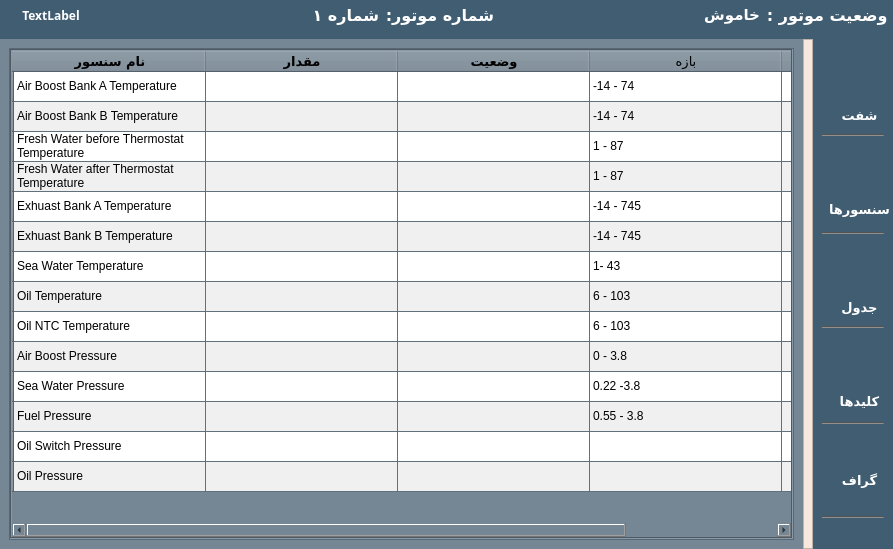
Qt form main.ui (AmirNikravan/Control-Monitor) before a commit.
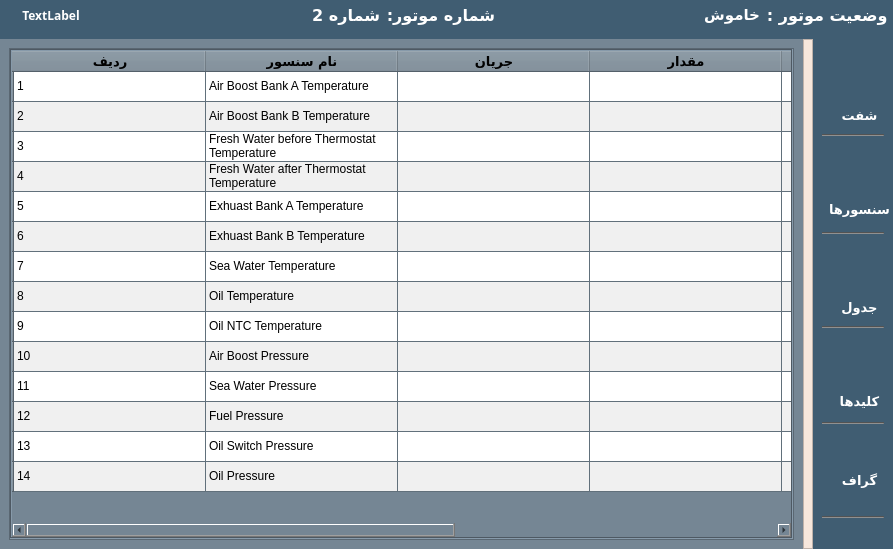
The same form after that commit. Icons and pictures are not drawn. Custom widgets are drawn as their Qt base class.

Diff of the .ui file:
```diff
--- a/main.ui
+++ b/main.ui
@@ -130,7 +130,7 @@
           <string notr="true">color: rgb(255, 255, 255);</string>
          </property>
          <property name="text">
-          <string>شماره ۱</string>
+          <string>شماره 2</string>
          </property>
         </widget>
        </item>
@@ -1728,6 +1728,18 @@
                   <string/>
                  </property>
                 </row>
+                <column>
+                 <property name="text">
+                  <string>ردیف</string>
+                 </property>
+                 <property name="font">
+                  <font>
+                   <family>IRANSansXFaNum</family>
+                   <pointsize>10</pointsize>
+                   <bold>true</bold>
+                  </font>
+                 </property>
+                </column>
                 <column>
                  <property name="text">
                   <string>نام سنسور</string>
@@ -1740,6 +1752,18 @@
                   </font>
                  </property>
                 </column>
+                <column>
+                 <property name="text">
+                  <string>جریان</string>
+                 </property>
+                 <property name="font">
+                  <font>
+                   <family>IRANSansXFaNum</family>
+                   <pointsize>10</pointsize>
+                   <bold>true</bold>
+                  </font>
+                 </property>
+                </column>
                 <column>
                  <property name="text">
                   <string>مقدار</string>
@@ -1789,29 +1813,34 @@
                 </column>
                 <item row="0" column="0">
                  <property name="text">
-                  <string>Air Boost Bank A Temperature</string>
+                  <string>1</string>
                  </property>
                 </item>
                 <item row="0" column="1">
                  <property name="text">
-                  <string/>
-                 </property>
-                </item>
-                <item row="0" column="2">
-                 <property name="text">
-                  <string/>
-                 </property>
-                 <property name="textAlignment">
-                  <set>AlignCenter</set>
+                  <string>Air Boost Bank A Temperature</string>
                  </property>
                 </item>
                 <item row="0" column="3">
                  <property name="text">
-                  <string>-14 - 74</string>
+                  <string/>
                  </property>
                 </item>
                 <item row="0" column="4">
                  <property name="text">
+                  <string/>
+                 </property>
+                 <property name="textAlignment">
+                  <set>AlignCenter</set>
+                 </property>
+                </item>
+                <item row="0" column="5">
+                 <property name="text">
+                  <string>-14 - 74</string>
+                 </property>
+                </item>
+                <item row="0" column="6">
+                 <property name="text">
                   <string>centigrade</string>
                  </property>
                  <property name="textAlignment">
@@ -1820,24 +1849,29 @@
                 </item>
                 <item row="1" column="0">
                  <property name="text">
+                  <string>2</string>
+                 </property>
+                </item>
+                <item row="1" column="1">
+                 <property name="text">
                   <string>Air Boost Bank B Temperature</string>
                  </property>
                 </item>
-                <item row="1" column="2">
-                 <property name="text">
-                  <string/>
-                 </property>
-                 <property name="textAlignment">
-                  <set>AlignCenter</set>
-                 </property>
-                </item>
-                <item row="1" column="3">
-                 <property name="text">
-                  <string>-14 - 74</string>
-                 </property>
-                </item>
                 <item row="1" column="4">
                  <property name="text">
+                  <string/>
+                 </property>
+                 <property name="textAlignment">
+                  <set>AlignCenter</set>
+                 </property>
+                </item>
+                <item row="1" column="5">
+                 <property name="text">
+                  <string>-14 - 74</string>
+                 </property>
+                </item>
+                <item row="1" column="6">
+                 <property name="text">
                   <string>centigrade</string>
                  </property>
                  <property name="textAlignment">
@@ -1846,24 +1880,29 @@
                 </item>
                 <item row="2" column="0">
                  <property name="text">
+                  <string>3</string>
+                 </property>
+                </item>
+                <item row="2" column="1">
+                 <property name="text">
                   <string>Fresh Water before Thermostat Temperature</string>
                  </property>
                 </item>
-                <item row="2" column="2">
-                 <property name="text">
-                  <string/>
-                 </property>
-                 <property name="textAlignment">
-                  <set>AlignCenter</set>
-                 </property>
-                </item>
-                <item row="2" column="3">
-                 <property name="text">
-                  <string>1 - 87</string>
-                 </property>
-                </item>
                 <item row="2" column="4">
                  <property name="text">
+                  <string/>
+                 </property>
+                 <property name="textAlignment">
+                  <set>AlignCenter</set>
+                 </property>
+                </item>
+                <item row="2" column="5">
+                 <property name="text">
+                  <string>1 - 87</string>
+                 </property>
+                </item>
+                <item row="2" column="6">
+                 <property name="text">
                   <string>centigrade</string>
                  </property>
                  <property name="textAlignment">
@@ -1872,24 +1911,29 @@
                 </item>
                 <item row="3" column="0">
                  <property name="text">
+                  <string>4</string>
+                 </property>
+                </item>
+                <item row="3" column="1">
+                 <property name="text">
                   <string>Fresh Water after Thermostat Temperature </string>
                  </property>
                 </item>
-                <item row="3" column="2">
-                 <property name="text">
-                  <string/>
-                 </property>
-                 <property name="textAlignment">
-                  <set>AlignCenter</set>
-                 </property>
-                </item>
-                <item row="3" column="3">
-                 <property name="text">
-                  <string>1 - 87</string>
-                 </property>
-                </item>
                 <item row="3" column="4">
                  <property name="text">
+                  <string/>
+                 </property>
+                 <property name="textAlignment">
+                  <set>AlignCenter</set>
+                 </property>
+                </item>
+                <item row="3" column="5">
+                 <property name="text">
+                  <string>1 - 87</string>
+                 </property>
+                </item>
+                <item row="3" column="6">
+                 <property name="text">
                   <string>centigrade</string>
                  </property>
                  <property name="textAlignment">
@@ -1898,24 +1942,29 @@
                 </item>
                 <item row="4" column="0">
                  <property name="text">
+                  <string>5</string>
+                 </property>
+                </item>
+                <item row="4" column="1">
+                 <property name="text">
                   <string>Exhuast Bank A Temperature</string>
                  </property>
                 </item>
-                <item row="4" column="2">
-                 <property name="text">
-                  <string/>
-                 </property>
-                 <property name="textAlignment">
-                  <set>AlignCenter</set>
-                 </property>
-                </item>
-                <item row="4" column="3">
-                 <property name="text">
-                  <string>-14 - 745</string>
-                 </property>
-                </item>
                 <item row="4" column="4">
                  <property name="text">
+                  <string/>
+                 </property>
+                 <property name="textAlignment">
+                  <set>AlignCenter</set>
+                 </property>
+                </item>
+                <item row="4" column="5">
+                 <property name="text">
+                  <string>-14 - 745</string>
+                 </property>
+                </item>
+                <item row="4" column="6">
+                 <property name="text">
                   <string>centigrade</string>
                  </property>
                  <property name="textAlignment">
@@ -1924,24 +1973,29 @@
                 </item>
                 <item row="5" column="0">
                  <property name="text">
+                  <string>6</string>
+                 </property>
+                </item>
+                <item row="5" column="1">
+                 <property name="text">
                   <string>Exhuast Bank B Temperature</string>
                  </property>
                 </item>
-                <item row="5" column="2">
-                 <property name="text">
-                  <string/>
-                 </property>
-                 <property name="textAlignment">
-                  <set>AlignCenter</set>
-                 </property>
-                </item>
-                <item row="5" column="3">
-                 <property name="text">
-                  <string>-14 - 745</string>
-                 </property>
-                </item>
                 <item row="5" column="4">
                  <property name="text">
+                  <string/>
+                 </property>
+                 <property name="textAlignment">
+                  <set>AlignCenter</set>
+                 </property>
+                </item>
+                <item row="5" column="5">
+                 <property name="text">
+                  <string>-14 - 745</string>
+                 </property>
+                </item>
+                <item row="5" column="6">
+                 <property name="text">
                   <string>centigrade</string>
                  </property>
                  <property name="textAlignment">
@@ -1950,24 +2004,29 @@
                 </item>
                 <item row="6" column="0">
                  <property name="text">
+                  <string>7</string>
+                 </property>
+                </item>
+                <item row="6" column="1">
+                 <property name="text">
                   <string>Sea Water Temperature</string>
                  </property>
                 </item>
-                <item row="6" column="2">
-                 <property name="text">
-                  <string/>
-                 </property>
-                 <property name="textAlignment">
-                  <set>AlignCenter</set>
-                 </property>
-                </item>
-                <item row="6" column="3">
-                 <property name="text">
-                  <string>1- 43</string>
-                 </property>
-                </item>
                 <item row="6" column="4">
                  <property name="text">
+                  <string/>
+                 </property>
+                 <property name="textAlignment">
+                  <set>AlignCenter</set>
+                 </property>
+                </item>
+                <item row="6" column="5">
+                 <property name="text">
+                  <string>1- 43</string>
+                 </property>
+                </item>
+                <item row="6" column="6">
+                 <property name="text">
                   <string>centigrade</string>
                  </property>
                  <property name="textAlignment">
@@ -1976,24 +2035,29 @@
                 </item>
                 <item row="7" column="0">
                  <property name="text">
+                  <string>8</string>
+                 </property>
+                </item>
+                <item row="7" column="1">
+                 <property name="text">
                   <string>Oil Temperature</string>
                  </property>
                 </item>
-                <item row="7" column="2">
-                 <property name="text">
-                  <string/>
-                 </property>
-                 <property name="textAlignment">
-                  <set>AlignCenter</set>
-                 </property>
-                </item>
-                <item row="7" column="3">
-                 <property name="text">
-                  <string>6 - 103</string>
-                 </property>
-                </item>
                 <item row="7" column="4">
                  <property name="text">
+                  <string/>
+                 </property>
+                 <property name="textAlignment">
+                  <set>AlignCenter</set>
+                 </property>
+                </item>
+                <item row="7" column="5">
+                 <property name="text">
+                  <string>6 - 103</string>
+                 </property>
+                </item>
+                <item row="7" column="6">
+                 <property name="text">
                   <string>centigrade</string>
                  </property>
                  <property name="textAlignment">
@@ -2002,24 +2066,29 @@
                 </item>
                 <item row="8" column="0">
                  <property name="text">
+                  <string>9</string>
+                 </property>
+                </item>
+                <item row="8" column="1">
+                 <property name="text">
                   <string>Oil NTC Temperature</string>
                  </property>
                 </item>
-                <item row="8" column="2">
-                 <property name="text">
-                  <string/>
-                 </property>
-                 <property name="textAlignment">
-                  <set>AlignCenter</set>
-                 </property>
-                </item>
-                <item row="8" column="3">
-                 <property name="text">
-                  <string>6 - 103</string>
-                 </property>
-                </item>
                 <item row="8" column="4">
                  <property name="text">
+                  <string/>
+                 </property>
+                 <property name="textAlignment">
+                  <set>AlignCenter</set>
+                 </property>
+                </item>
+                <item row="8" column="5">
+                 <property name="text">
+                  <string>6 - 103</string>
+                 </property>
+                </item>
+                <item row="8" column="6">
+                 <property name="text">
                   <string>centigrade</string>
                  </property>
                  <property name="textAlignment">
@@ -2028,15 +2097,20 @@
                 </item>
                 <item row="9" column="0">
                  <property name="text">
+                  <string>10</string>
+                 </property>
+                </item>
+                <item row="9" column="1">
+                 <property name="text">
                   <string>Air Boost Pressure</string>
                  </property>
                 </item>
-                <item row="9" column="3">
+                <item row="9" column="5">
                  <property name="text">
                   <string>0 - 3.8</string>
                  </property>
                 </item>
-                <item row="9" column="4">
+                <item row="9" column="6">
                  <property name="text">
                   <string>bar</string>
                  </property>
@@ -2046,15 +2120,20 @@
                 </item>
                 <item row="10" column="0">
                  <property name="text">
+                  <string>11</string>
+                 </property>
+                </item>
+                <item row="10" column="1">
+                 <property name="text">
                   <string>Sea Water Pressure</string>
                  </property>
                 </item>
-                <item row="10" column="3">
+                <item row="10" column="5">
                  <property name="text">
                   <string>0.22 -3.8</string>
                  </property>
                 </item>
-                <item row="10" column="4">
+                <item row="10" column="6">
                  <property name="text">
                   <string>bar</string>
                  </property>
@@ -2064,15 +2143,20 @@
                 </item>
                 <item row="11" column="0">
                  <property name="text">
+                  <string>12</string>
+                 </property>
+                </item>
+                <item row="11" column="1">
+                 <property name="text">
                   <string>Fuel Pressure</string>
                  </property>
                 </item>
-                <item row="11" column="3">
+                <item row="11" column="5">
                  <property name="text">
                   <string>0.55 - 3.8</string>
                  </property>
                 </item>
-                <item row="11" column="4">
+                <item row="11" column="6">
                  <property name="text">
                   <string>bar</string>
                  </property>
@@ -2082,10 +2166,15 @@
                 </item>
                 <item row="12" column="0">
                  <property name="text">
+                  <string>13</string>
+                 </property>
+                </item>
+                <item row="12" column="1">
+                 <property name="text">
                   <string>Oil Switch Pressure</string>
                  </property>
                 </item>
-                <item row="12" column="4">
+                <item row="12" column="6">
                  <property name="text">
                   <string>bar</string>
                  </property>
@@ -2095,15 +2184,20 @@
                 </item>
                 <item row="13" column="0">
                  <property name="text">
-                  <string>Oil Pressure</string>
+                  <string>14</string>
                  </property>
                 </item>
                 <item row="13" column="1">
                  <property name="text">
+                  <string>Oil Pressure</string>
+                 </property>
+                </item>
+                <item row="13" column="3">
+                 <property name="text">
                   <string/>
                  </property>
                 </item>
-                <item row="13" column="4">
+                <item row="13" column="6">
                  <property name="text">
                   <string>bar</string>
                  </property>
```
